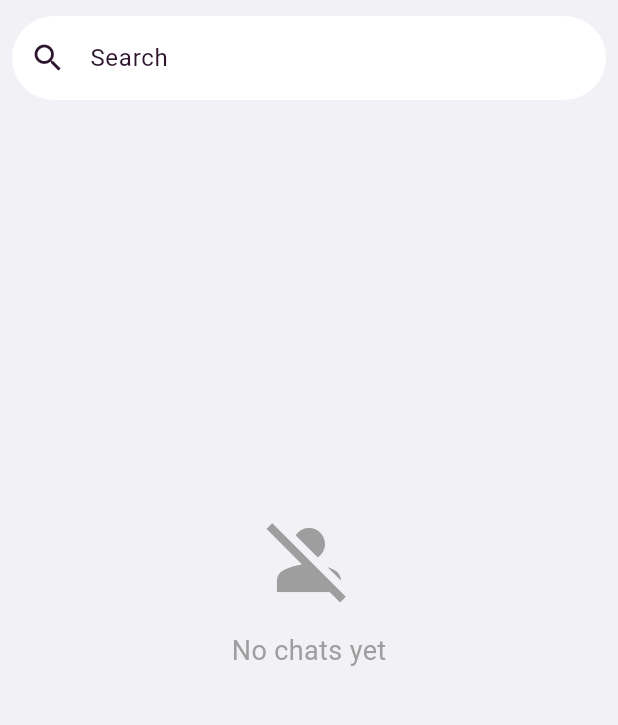
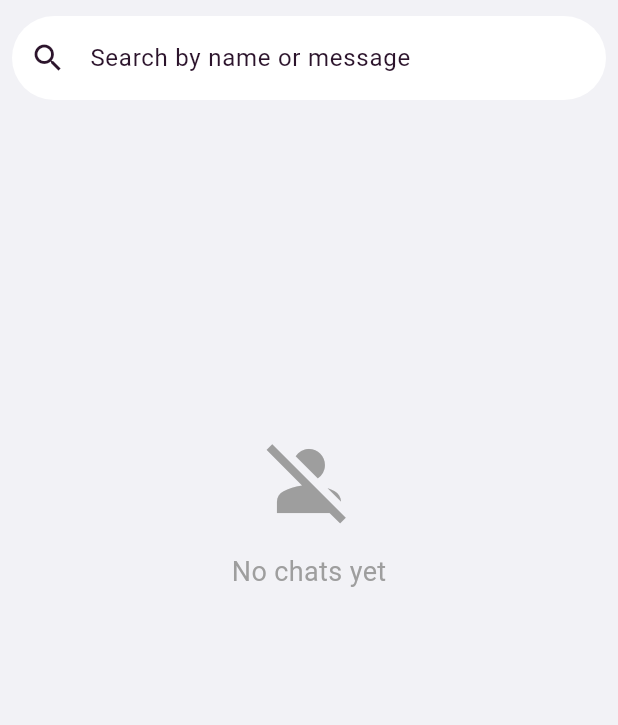
Before and after one commit to AbdelrahmanSiam/connectly_app, a Flutter app: the HomeView screen opened by its route, on a phone screen of 412 x 824 dp, the part 116-841 px from its top. Run offline on Flutter 3.47's test engine with Material 3 defaults, Android fonts, the phone set to English and light mode, and no system bars; our stand-ins replace bloc, cloud_firestore, firebase_auth, firebase_core, flutter_bloc, get_it and 3 more; accounts and stored records are empty.

Commit message:
trigger search method in UI

```diff
--- a/lib/features/auth/presentation/views/widgets/custom_text_form_field.dart
+++ b/lib/features/auth/presentation/views/widgets/custom_text_form_field.dart
@@ -10,7 +10,7 @@ class CustomTextFormField extends StatefulWidget {
      this.icon,
     this.isPassword = false,
     this.keyboardType = TextInputType.text,
-      required this.controller, this.validator,
+      required this.controller, this.validator, this.onChanged,
   });
   final String labelText;
   final IconData? icon;
@@ -18,6 +18,7 @@ class CustomTextFormField extends StatefulWidget {
   final TextInputType keyboardType; // خلي الـ keyboardType dynamic
   final TextEditingController controller;
   final String? Function(String?)? validator;
+  final void Function(String)? onChanged;
 
 
   @override
@@ -36,6 +37,7 @@ class _CustomTextFormFieldState extends State<CustomTextFormField> {
   @override
   Widget build(BuildContext context) {
     return TextFormField(
+      onChanged: widget.onChanged,
       controller: widget.controller,
       validator: widget.validator,
       keyboardType: widget.keyboardType,
--- a/lib/features/home/presentation/views/widgets/home_view_body.dart
+++ b/lib/features/home/presentation/views/widgets/home_view_body.dart
@@ -33,14 +33,22 @@ class _HomeViewBodyState extends State<HomeViewBody> {
           height: 10,
         ),
         CustomTextFormField(
-            icon: Icons.search, labelText: "Search", controller: search),
+          icon: Icons.search,
+          labelText: "Search by name or message",
+          controller: search,
+          onChanged: (query) {
+            context.read<ChatsCubit>().searchChat(query: query);
+          },
+        ),
         BlocBuilder<ChatsCubit, ChatsState>(
           builder: (context, state) {
             if (state is ChatsSuccessState && state.chats.isEmpty) {
               return Column(
                 children: [
-                  SizedBox(height: MediaQuery.of(context).size.height/3,),
-                  CustomInitialBody(text: 'No chats yet'),
+                  SizedBox(
+                    height: MediaQuery.of(context).size.height / 1.5,
+                    child: CustomInitialBody(text: 'No chats yet'),
+                  ),
                 ],
               );
             }
@@ -55,18 +63,21 @@ class _HomeViewBodyState extends State<HomeViewBody> {
                 child: ListView.builder(
                     itemCount: state.chats.length,
                     itemBuilder: (context, index) => GestureDetector(
-                      onTap: (){
-                        GoRouter.of(context).push(AppRouter.chatView);
-                      },
-                      child: CustomChatListTile(
+                          onTap: () {
+                            GoRouter.of(context).push(AppRouter.chatView);
+                          },
+                          child: CustomChatListTile(
                             chatModel: state.chats[index].chatModel,
                             userModel: state.chats[index].userModel,
                           ),
-                    )),
+                        )),
               );
             } else {
-              return Center(
-                child: CircularProgressIndicator(),
+              return SizedBox(
+                height: MediaQuery.of(context).size.height / 1.5,
+                child: Center(
+                  child: CircularProgressIndicator(),
+                ),
               );
             }
           },
```
